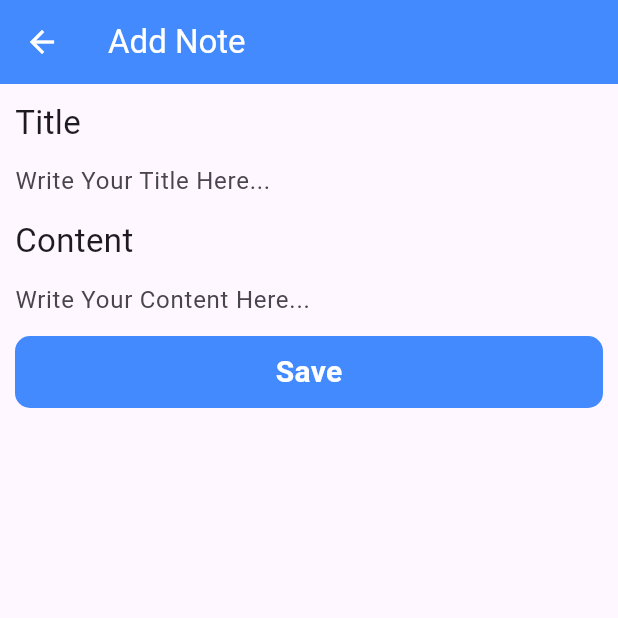
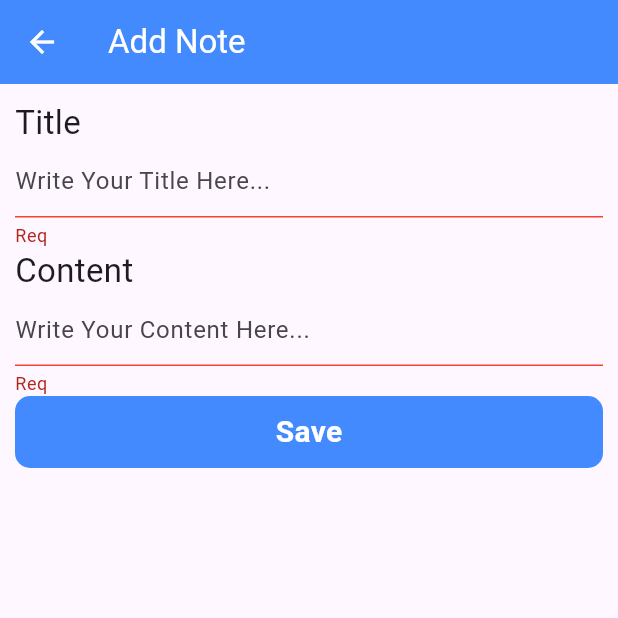
Before and after one commit to BaselMoustafa/notes_app_creativa, a Flutter app: the SetNoteScreen screen opened directly, after a tap on "Save", on a phone screen of 412 x 824 dp, the top half of it. Run offline on Flutter 3.47's test engine with Material 3 defaults, Android fonts, the phone set to English and light mode, and no system bars.

Commit message:
finalize text form fields with validation

```diff
--- a/lib/screens/set_note_screen.dart
+++ b/lib/screens/set_note_screen.dart
@@ -20,6 +20,7 @@ class SetNoteScreen extends StatefulWidget {
 class _SetNoteScreenState extends State<SetNoteScreen> {
   final TextEditingController titleController=TextEditingController();
   final TextEditingController contentController=TextEditingController();
+  final GlobalKey<FormState> formKey = GlobalKey();
 
   @override
   void dispose() {
@@ -41,6 +42,8 @@ class _SetNoteScreenState extends State<SetNoteScreen> {
 
       body: Padding(
         padding: const EdgeInsets.all(10),
+        child: Form(
+          key: formKey,
           child: ListView(
             children: [
               Text(
@@ -64,15 +67,19 @@ class _SetNoteScreenState extends State<SetNoteScreen> {
                 maxLines: 7,
               ),
 
+
+
               CustomButton(
                 title: "Save",
                 onTap: () {
                   print("Saved====");
+                  formKey.currentState!.validate();
                 },
               )
             ],
           ),
         ),
+      ),
     );
   }
 }
--- a/lib/widgets/custom_text_form_field.dart
+++ b/lib/widgets/custom_text_form_field.dart
@@ -23,6 +23,12 @@ class _CustomTextFormFieldState extends State<CustomTextFormField> {
   Widget build(BuildContext context) {
     return TextFormField(
       minLines: 1,
+      validator: (value) {
+        if (value==null || value.trim().isEmpty) {
+          return "Req";
+        }
+        return null;
+      },
       maxLines: widget.maxLines,
       controller: widget.controller,
       decoration: InputDecoration(
```
Lines whose indentation alone changed are shown as unchanged.
